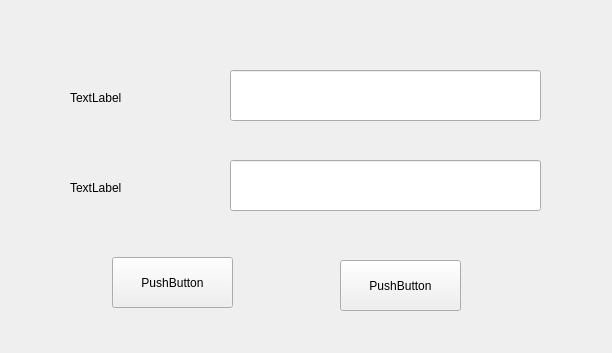
First picture: the form in signinform.ui, repository hellightning/QTencentClient, before the edit.
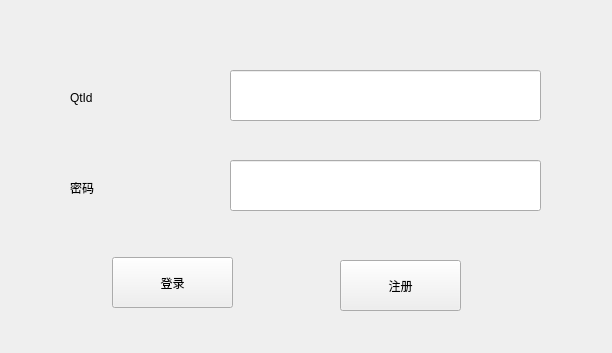
Second picture: the form after the edit.

```diff
--- a/signinform.ui
+++ b/signinform.ui
@@ -33,7 +33,7 @@
     </rect>
    </property>
    <property name="text">
-    <string>TextLabel</string>
+    <string>QtId</string>
    </property>
   </widget>
   <widget class="QLabel" name="label_2">
@@ -46,7 +46,7 @@
     </rect>
    </property>
    <property name="text">
-    <string>TextLabel</string>
+    <string>密码</string>
    </property>
   </widget>
   <widget class="QLineEdit" name="lineEdit_2">
@@ -69,7 +69,7 @@
     </rect>
    </property>
    <property name="text">
-    <string>PushButton</string>
+    <string>登录</string>
    </property>
   </widget>
   <widget class="QPushButton" name="registerPushButton">
@@ -82,7 +82,7 @@
     </rect>
    </property>
    <property name="text">
-    <string>PushButton</string>
+    <string>注册</string>
    </property>
   </widget>
  </widget>
```
Left out of the diff: 4 changed lines with no effect on the pictures.
